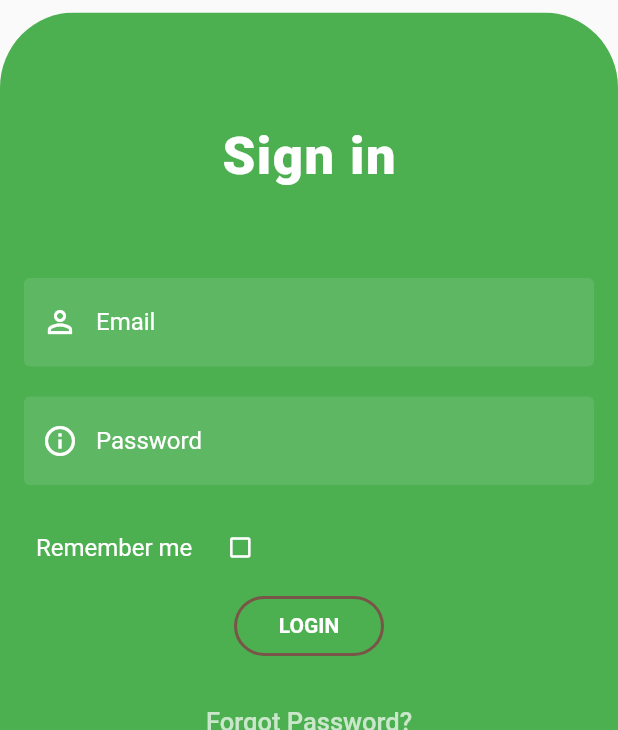
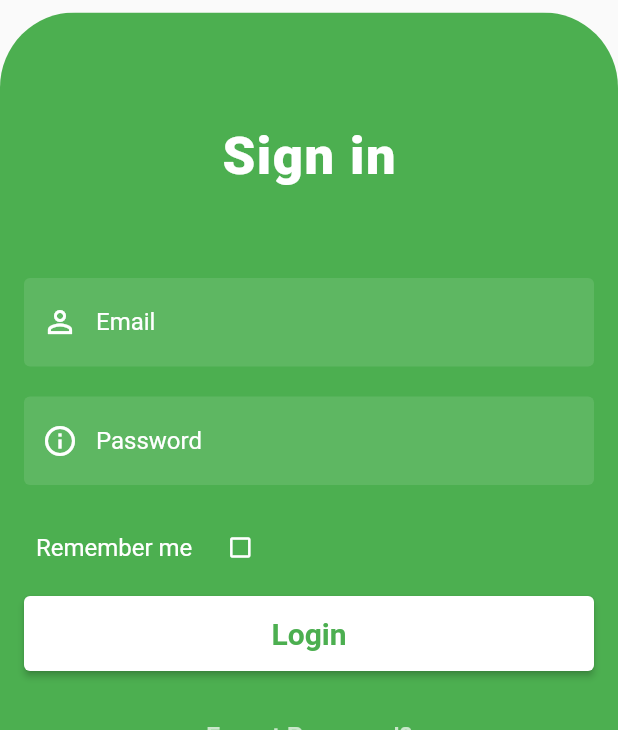
Before and after one commit to Arslan952/GreenStore, a Flutter app: the CreateCustomerScreen screen opened directly, after a tap on "Submit", after a tap on "Already have an account?login", on a phone screen of 412 x 824 dp, the part 506-1236 px from its top. Run offline on Flutter 3.47's test engine with Material 3 defaults, Android fonts, the phone set to English and light mode, and no system bars; our stand-ins replace carousel_slider, flutter_rating_bar, loading_animation_widget, motion_toast, shared_preferences; missing offline and left inert: woosignal; accounts and stored records are empty.

Commit message:
Update Keys

```diff
--- a/lib/main.dart
+++ b/lib/main.dart
@@ -52,7 +52,8 @@ class MyApp extends StatelessWidget {
         colorScheme: ColorScheme.fromSeed(seedColor: Colors.deepPurple),
         useMaterial3: false,
       ),
-      home:SplashScreen()
+      home:const
+      SplashScreen()
       // const LoginPage(),
     );
   }
--- a/lib/repository/apis_call.dart
+++ b/lib/repository/apis_call.dart
@@ -30,9 +30,9 @@ import 'package:woosignal/models/response/payment_gateway.dart';
 import 'package:woosignal/models/response/product_variation.dart';
 
 class CallWooSignal {
-  static const String baseUrl = "https://springgreen-magpie-211501.hostingersite.com/wp-json/wc/v3";
-  static const String consumerKey = "ck_eb52ecd047f5d0169c24abb0d46661f2c64ee5a3";
-  static const String consumerSecret = "cs_82a8f5e46665ee61fbae3aa301f0fdf8e0a54067";
+  static const String baseUrl = "https://mistyrose-trout-461429.hostingersite.com/wp-json/wc/v3";
+  static const String consumerKey = "ck_c667b388fb37a8802e440d3d4c6de6d8f7223756";
+  static const String consumerSecret = "cs_a1519ecc0eaa3b0f466f5a78e0ce6ab71b3c04d2";
 
   /// Function to create an order
   Future<void> createOrder(Map<String, dynamic> orderData) async {
--- a/lib/user_authentication/auth_service_provider.dart
+++ b/lib/user_authentication/auth_service_provider.dart
@@ -9,7 +9,7 @@ import '../models/auth_model.dart';
 import '../view/home_screen.dart';
 
 class AuthServiceProvider extends ChangeNotifier {
-  final String baseUrl = "https://springgreen-magpie-211501.hostingersite.com/wp-json/jwt-auth/v1";
+  final String baseUrl = "https://mistyrose-trout-461429.hostingersite.com/wp-json/jwt-auth/v1";
 
   /// User Authentication: Logs in a user and retrieves a token
   Future<Map<String, dynamic>> authenticateUser(String username,
@@ -22,16 +22,12 @@ class AuthServiceProvider extends ChangeNotifier {
       body: jsonEncode({"username": username, "password": password}),
     );
 
-    print(url);
-
     if (response.statusCode == 200) {
-      print('User successfully logged in');
       SharedPreferences prefs = await SharedPreferences.getInstance();
       Map<String, dynamic> responseData = await json.decode(
           response.body.toString());
       var decodeData = parseJwt(responseData['token']);
       var id = decodeData['data']['user']['id'].toString();
-      print("id:${id}");
       responseData['id'] = id;
       await prefs.setString('token', responseData['token'].toString());
       AuthResponse authResponse = AuthResponse.fromJson(responseData);
@@ -103,7 +99,6 @@ class AuthServiceProvider extends ChangeNotifier {
         "Authorization": "Bearer $token",
       },
     );
-    print(url);
     if (response.statusCode == 200) {
       print(response.body);
       return jsonDecode(response.body); // Contains the refreshed token
--- a/lib/view/auth/login_screen.dart
+++ b/lib/view/auth/login_screen.dart
@@ -26,10 +26,11 @@ class _LoginPageState extends State<LoginPage> {
     passwordController = TextEditingController();
     super.initState();
   }
+
   Future<void> _login() async {
     print('hello login ');
     bool isConnected = await FunctionClass().isInternetConnected();
-    final provider  = Provider.of<AuthServiceProvider>(context, listen:false);
+    final provider = Provider.of<AuthServiceProvider>(context, listen: false);
     final form = _loginFormKey.currentState;
     if (!isConnected) {
       ScaffoldMessenger.of(context).showSnackBar(
@@ -44,13 +45,14 @@ class _LoginPageState extends State<LoginPage> {
       return;
     }
     if (form!.validate()) {
-      provider.authenticateUser(emailController.text, passwordController.text,context);
+      provider.authenticateUser(
+          emailController.text, passwordController.text, context);
       if (isRemembered) {
-        provider.saveCredentials(
-            emailController.text, passwordController.text);
+        provider.saveCredentials(emailController.text, passwordController.text);
       }
     }
   }
+
   @override
   void dispose() {
     emailController.dispose();
@@ -63,9 +65,8 @@ class _LoginPageState extends State<LoginPage> {
     return Scaffold(
       body: SingleChildScrollView(
         child: Consumer<AuthServiceProvider>(
-
           builder: (BuildContext context, provider, Widget? child) {
-              return  Form(
+            return Form(
               key: _loginFormKey,
               child: Column(
                 children: [
@@ -73,10 +74,9 @@ class _LoginPageState extends State<LoginPage> {
                     padding: const EdgeInsets.all(8.0),
                     child: SizedBox(
                       height: MediaQuery.sizeOf(context).height * 0.4,
-                        width:MediaQuery.sizeOf(context).height * 0.4 ,
+                      width: MediaQuery.sizeOf(context).height * 0.4,
                       child: Image.asset(
-                            fit: BoxFit.cover,
-                            'assets/images/logo3.png'),
+                          fit: BoxFit.cover, 'assets/images/logo3.png'),
                     ),
                   ),
                   // _buildSocialLogins(),
@@ -95,7 +95,8 @@ class _LoginPageState extends State<LoginPage> {
       // clipper: CustomClipperWidget(),
       child: Container(
         decoration: const BoxDecoration(
-           borderRadius: BorderRadius.only( topRight: Radius.circular(50),topLeft:Radius.circular(50) ),
+            borderRadius: BorderRadius.only(
+                topRight: Radius.circular(50), topLeft: Radius.circular(50)),
             color: Colors.green
             // gradient: LinearGradient(
             //   colors: [
@@ -127,7 +128,6 @@ class _LoginPageState extends State<LoginPage> {
                   passwordController, Icons.info_outline, "Password",
                   isPassword: true),
               const SizedBox(height: 10),
-
               Padding(
                 padding: const EdgeInsets.all(8.0),
                 child: Row(
@@ -145,7 +145,9 @@ class _LoginPageState extends State<LoginPage> {
                         });
                       },
                       icon: Icon(
-                  isRemembered ? Icons.check_box : Icons.check_box_outline_blank,
+                        isRemembered
+                            ? Icons.check_box
+                            : Icons.check_box_outline_blank,
                         size: 18,
                         color: Colors.white,
                       ),
@@ -153,23 +155,45 @@ class _LoginPageState extends State<LoginPage> {
                   ],
                 ),
               ),
-         provider.isLoading==false?
-          InkWell(
-                onTap: (){
+              provider.isLoading == false
+                  ? SizedBox(
+                      width: double.infinity,
+                      height: 50.0,
+                      child: ElevatedButton(
+                        onPressed: () {
                           _login();
                           // Navigator.push(context, MaterialPageRoute(builder: (context) => HomeScreen()));
                         },
-                child: Container(
-                  width: 100,
-                  height: 40,
-                  decoration: BoxDecoration(
+                        style: ElevatedButton.styleFrom(
+                          backgroundColor: Colors.white,
+                        ),
+                        child: const Text('Login',
+                            style: TextStyle(
                                 color: Colors.green,
-                    border: Border.all(color: Colors.brown,width: 2),
-                    borderRadius: BorderRadius.circular(20)
+                                fontWeight: FontWeight.bold,
+                                fontSize: 20)),
                       ),
-                  child: Center(child: Text('LOGIN', style: TextStyle(color: Colors.white,fontWeight: FontWeight.bold),)),
-                ),
-              ):Center(child: CircularProgressIndicator(color: Colors.white,)),
+                    )
+                  // InkWell(
+                  //       onTap: (){
+                  //            _login();
+                  //           // Navigator.push(context, MaterialPageRoute(builder: (context) => HomeScreen()));
+                  //       },
+                  //       child: Container(
+                  //         width: 100,
+                  //         height: 40,
+                  //         decoration: BoxDecoration(
+                  //           color: Colors.white,
+                  //           // border: Border.all(color: Colors.brown,width: 2),
+                  //           borderRadius: BorderRadius.circular(20)
+                  //         ),
+                  //         child: const Center(child: Text('LOGIN', style: TextStyle(color: Colors.green,fontWeight: FontWeight.bold),)),
+                  //       ),
+                  //     )
+                  : const Center(
+                      child: CircularProgressIndicator(
+                      color: Colors.white,
+                    )),
               const SizedBox(height: 20),
               TextButton(
                 onPressed: () {},
@@ -184,10 +208,11 @@ class _LoginPageState extends State<LoginPage> {
               // const SizedBox(height: 5),
               TextButton(
                 onPressed: () {
-                  Navigator.of(context).push(MaterialPageRoute(builder: (context) => CreateCustomerScreen()));
+                  Navigator.of(context).push(MaterialPageRoute(
+                      builder: (context) => CreateCustomerScreen()));
                 },
                 child: const Text(
-                  "Register?",
+                  "Don't Have an Account. Register?",
                   style: TextStyle(
                     color: Colors.white70,
                     fontSize: 17,
@@ -200,8 +225,6 @@ class _LoginPageState extends State<LoginPage> {
       ),
     );
   }
-
-
 
   Widget _buildTextField(
       TextEditingController controller, IconData icon, String hint,
@@ -220,7 +243,6 @@ class _LoginPageState extends State<LoginPage> {
         filled: true,
         fillColor: Colors.white.withOpacity(0.1),
         border: const OutlineInputBorder(borderSide: BorderSide.none),
-
       ),
       obscureText: isPassword,
     );
--- a/lib/view/createCustomer.dart
+++ b/lib/view/createCustomer.dart
@@ -1,6 +1,7 @@
 import 'package:flutter/material.dart';
 import 'package:green_commerce/models/customerModel.dart';
 import 'package:green_commerce/view/auth/login_screen.dart';
+import 'package:motion_toast/motion_toast.dart';
 import 'package:woosignal/woosignal.dart';
 
 import '../repository/apis_call.dart';
@@ -59,21 +60,33 @@ class _CreateCustomerScreenState extends State<CreateCustomerScreen> {
         _emailController.clear();
 
         // Show success message
-        ScaffoldMessenger.of(context).showSnackBar(
-          SnackBar(content: Text("Customer created successfully!")),
-        );
+        MotionToast.success(
+          title:  Text("Success"),
+          description:  Text("Customer created successfully!"),
+        ).show(context);
+        // ScaffoldMessenger.of(context).showSnackBar(
+        //   SnackBar(content: Text("Customer created successfully!")),
+        // );
 
         // Pop out the screen (navigate back)
         Navigator.pop(context);
       } else {
-        ScaffoldMessenger.of(context).showSnackBar(
-          SnackBar(content: Text("Failed to create customer.")),
-        );
+        MotionToast.error(
+          title:  const Text("Failed"),
+          description:  const Text("Failed to create customer."),
+        ).show(context);
+        // ScaffoldMessenger.of(context).showSnackBar(
+        //   SnackBar(content: Text("Failed to create customer.")),
+        // );
       }
     } catch (e) {
-      ScaffoldMessenger.of(context).showSnackBar(
-        SnackBar(content: Text("Error: $e")),
-      );
+      MotionToast.error(
+        title:  const Text("Failed"),
+        description:   Text("Error: $e"),
+      ).show(context);
+      // ScaffoldMessenger.of(context).showSnackBar(
+      //   SnackBar(content: Text("Error: $e")),
+      // );
     } finally {
       setState(() {
         _isLoading = false;
```
Also changed, not shown: lib/view/home_screen.dart (+5 -5 lines), lib/view/product_detail.dart (+4 -4 lines). Lines whose indentation alone changed are shown as unchanged.
